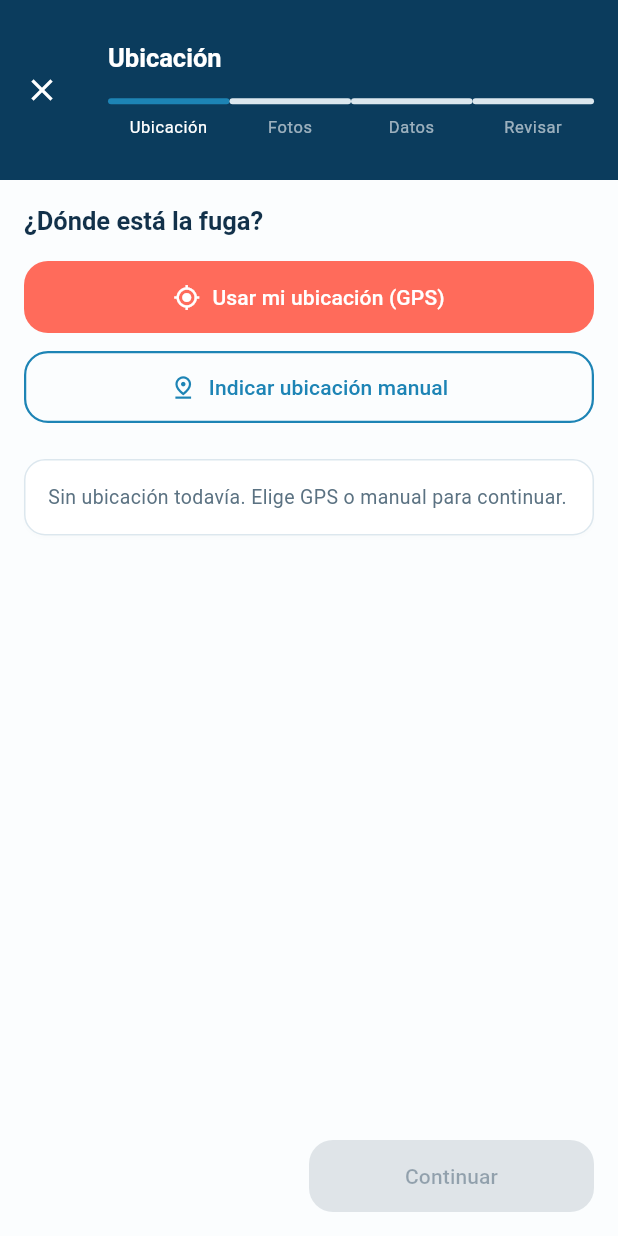
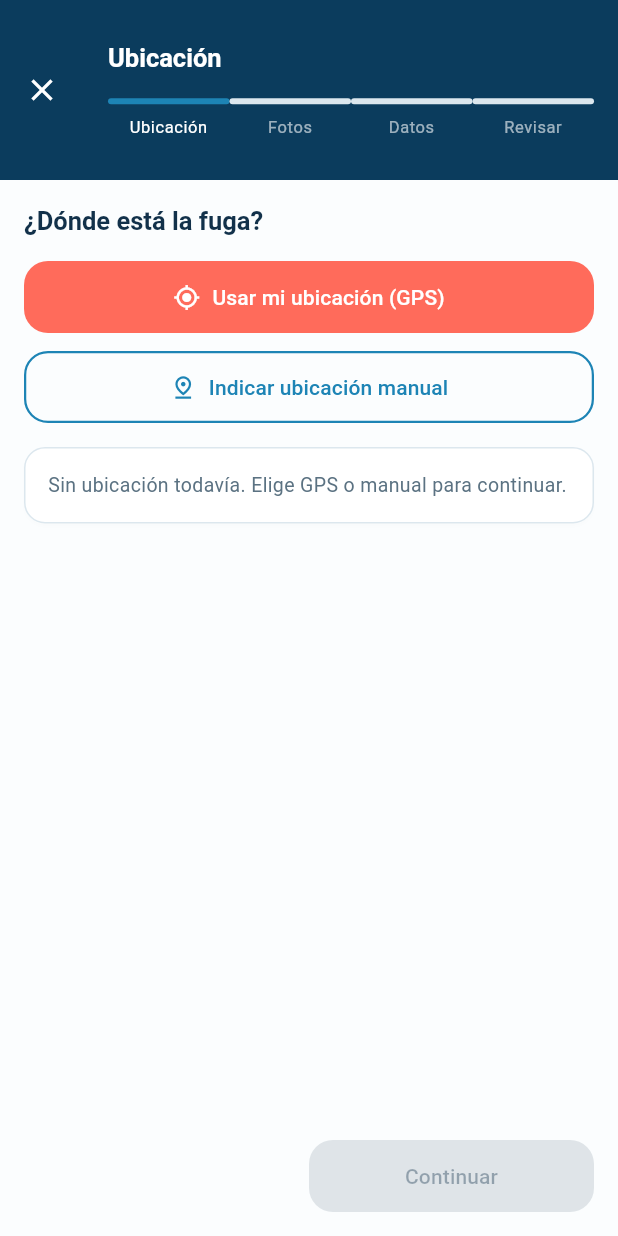
Before and after one commit to arquimedesgarcia/gota, a Flutter app: the LeakReportScreen screen opened directly, on a phone screen of 412 x 824 dp. Run offline on Flutter 3.47's test engine with Material 3 defaults, Android fonts, the phone set to English and light mode, and no system bars; our stand-ins replace firebase_core, firebase_messaging, flutter_image_compress, flutter_riverpod, geolocator, image_picker and 1 more; missing offline and left inert: maplibre_gl; accounts and stored records are empty; network calls fail.

Commit message:
fix(ux): ajustes UI leaks — resumen y pantalla de reporte

```diff
--- a/lib/features/leaks/presentation/leak_report_screen.dart
+++ b/lib/features/leaks/presentation/leak_report_screen.dart
@@ -165,7 +165,7 @@ class _DraftRestoredBanner extends StatelessWidget {
             const SizedBox(width: 8),
             const Expanded(
               child: Text(
-                'Recuperamos tu reporte sin enviar',
+                'Reporte previo sin enviar',
                 style: TextStyle(fontSize: 13, color: AppColors.primary),
               ),
             ),
@@ -229,8 +229,8 @@ class LocationStepView extends ConsumerWidget {
                 label: const Text('Indicar ubicación manual'),
                 onPressed: () => _showManualLocationDialog(context, ref),
               ),
-              const SizedBox(height: 24),
-              // Indicador de carga mientras se resuelve el reverse-geocode.
+              const SizedBox(height: 16),
+              // Indicador de carga del reverse-geocode.
               if (state.suggestionLoading) ...[
                 const LinearProgressIndicator(),
                 const SizedBox(height: 8),
@@ -238,9 +238,51 @@ class LocationStepView extends ConsumerWidget {
                   'Buscando una ubicación aproximada…',
                   style: TextStyle(fontSize: 13, color: AppColors.textMuted),
                 ),
+                const SizedBox(height: 8),
+              ],
+              // Tarjeta "Ubicación aproximada" — antes del mapa para lectura
+              // rápida sin tener que hacer scroll.
+              if (state.locationSuggestion != null) ...[
+                Card(
+                  child: Padding(
+                    padding: const EdgeInsets.all(12),
+                    child: Column(
+                      crossAxisAlignment: CrossAxisAlignment.start,
+                      children: [
+                        const Text(
+                          'Ubicación aproximada',
+                          style: TextStyle(
+                            fontWeight: FontWeight.w600,
+                            fontSize: 13,
+                          ),
+                        ),
+                        const SizedBox(height: 4),
+                        Text(
+                          state.locationSuggestion!.displayText ??
+                              'No hay una descripción disponible.',
+                          style: const TextStyle(fontSize: 13),
+                        ),
+                        if (state.locationSuggestion!.municipality != null ||
+                            state.locationSuggestion!.state != null) ...[
+                          const SizedBox(height: 2),
+                          Text(
+                            [
+                              state.locationSuggestion!.municipality,
+                              state.locationSuggestion!.state,
+                            ].whereType<String>().join(' · '),
+                            style: const TextStyle(
+                              fontSize: 12,
+                              color: AppColors.textMuted,
+                            ),
+                          ),
+                        ],
+                      ],
+                    ),
+                  ),
+                ),
                 const SizedBox(height: 12),
               ],
-              // 2. Mapa de ajuste (visible cuando hay ubicación).
+              // Mapa de ajuste (visible cuando hay ubicación).
               if (location != null) ...[
                 SizedBox(
                   height: 220,
@@ -257,52 +299,7 @@ class LocationStepView extends ConsumerWidget {
                 ),
                 const SizedBox(height: 12),
               ],
-              // 3. Tarjeta "Ubicación aproximada" (reverse-geocode).
-              if (state.locationSuggestion != null) ...[
-                Card(
-                  child: Padding(
-                    padding: const EdgeInsets.all(16),
-                    child: Column(
-                      crossAxisAlignment: CrossAxisAlignment.start,
-                      children: [
-                        const Text(
-                          'Ubicación aproximada',
-                          style: TextStyle(fontWeight: FontWeight.bold),
-                        ),
-                        const SizedBox(height: 4),
-                        Text(
-                          state.locationSuggestion!.displayText ??
-                              'No hay una descripción disponible.',
-                        ),
-                        if (state.locationSuggestion!.municipality != null ||
-                            state.locationSuggestion!.state != null) ...[
-                          const SizedBox(height: 4),
-                          Text(
-                            [
-                              state.locationSuggestion!.municipality,
-                              state.locationSuggestion!.state,
-                            ].whereType<String>().join(' · '),
-                            style: const TextStyle(
-                              fontSize: 13,
-                              color: AppColors.textMuted,
-                            ),
-                          ),
-                        ],
-                        const SizedBox(height: 8),
-                        const Text(
-                          'Es una referencia aproximada. Municipio y sector se confirman por separado.',
-                          style: TextStyle(
-                            fontSize: 12,
-                            color: AppColors.textMuted,
-                          ),
-                        ),
-                      ],
-                    ),
-                  ),
-                ),
-                const SizedBox(height: 12),
-              ],
-              // 4. Leyenda "Precisión aproximada".
+              // Leyenda "Precisión aproximada".
               if (location?.accuracyMeters != null) ...[
                 Text(
                   location!.accuracyMeters! <= 25
--- a/lib/features/leaks/presentation/leak_summary_tile.dart
+++ b/lib/features/leaks/presentation/leak_summary_tile.dart
@@ -114,11 +114,6 @@ class _LeakThumbnail extends StatelessWidget {
         borderRadius: BorderRadius.circular(AppRadius.md),
         border: Border.all(color: color.withValues(alpha: 0.22)),
       ),
-      child: Icon(
-        leak.isResolved ? Icons.check_circle_outline : Icons.water_drop_outlined,
-        color: color.withValues(alpha: 0.75),
-        size: size * 0.44,
-      ),
     );
   }
 }
```
Also changed, not shown: lib/features/map/domain/leak_map_status.dart (+5 -7 lines), lib/features/map/presentation/map_screen.dart (+53 -35 lines).
